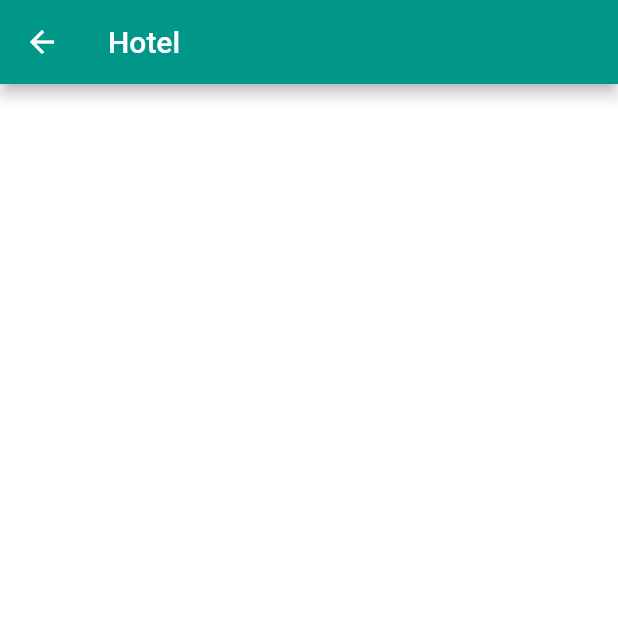
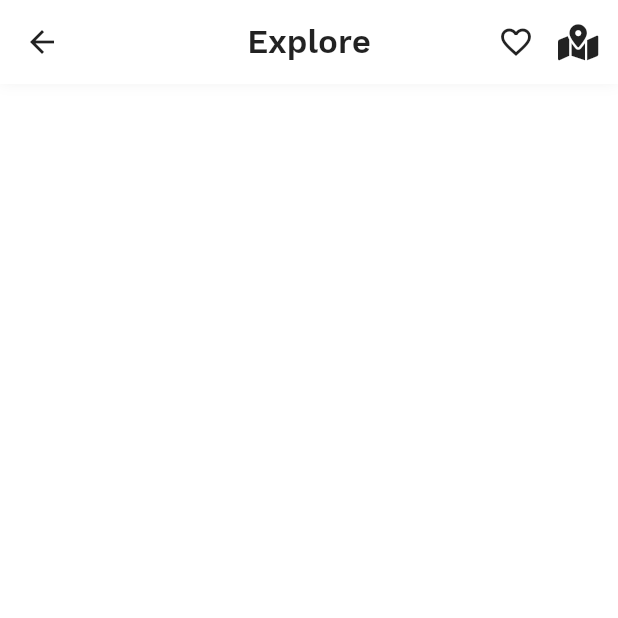
Before and after one commit to chima94/flutter-UI, a Flutter app: the HotelHomeScreen screen opened directly, on a phone screen of 412 x 824 dp, the top half of it. Run offline on Flutter 3.47's test engine with Material 2 defaults, Android fonts, the phone set to English and light mode, and no system bars; our stand-ins replace font_awesome_flutter.

Commit message:
design appbar of the hotel screen

```diff
--- /dev/null
+++ b/lib/hotel_booking/hotel_app_theme.dart
@@ -0,0 +1,55 @@
+
+import 'package:flutter/material.dart';
+import 'package:my_ui_designs/main.dart';
+
+class HotelAppTheme{
+
+  static TextTheme _buildTextTheme(TextTheme base){
+    const String fontName = 'WorkSans';
+    return base.copyWith(
+      headline1: base.headline1.copyWith(fontFamily: fontName),
+      headline2: base.headline2.copyWith(fontFamily: fontName),
+      headline3: base.headline3.copyWith(fontFamily: fontName),
+      headline4: base.headline4.copyWith(fontFamily: fontName),
+      headline5: base.headline5.copyWith(fontFamily: fontName),
+      headline6: base.headline6.copyWith(fontFamily: fontName),
+      button: base.button.copyWith(fontFamily: fontName),
+      caption: base.caption.copyWith(fontFamily: fontName),
+      bodyText1: base.bodyText1.copyWith(fontFamily: fontName),
+      bodyText2: base.bodyText2.copyWith(fontFamily: fontName),
+      subtitle1: base.subtitle1.copyWith(fontFamily: fontName),
+      subtitle2: base.subtitle2.copyWith(fontFamily: fontName),
+      overline: base.overline.copyWith(fontFamily: fontName)
+    );
+  }
+
+  static ThemeData buildLightTheme(){
+    final Color primaryColor = HexColor('#54D3C2');
+    final Color secondaryColor = HexColor('#54D3C2');
+    final ColorScheme colorScheme = ColorScheme.light().copyWith(
+      primary: primaryColor,
+      secondary: secondaryColor
+    );
+    final ThemeData base = ThemeData.light();
+    return base.copyWith(
+      colorScheme: colorScheme,
+      primaryColor: primaryColor,
+      buttonColor: primaryColor,
+      indicatorColor: Colors.white,
+      splashColor: Colors.white24,
+      splashFactory: InkRipple.splashFactory,
+      accentColor: secondaryColor,
+      canvasColor: Colors.white,
+      backgroundColor: Color(0xFFFFFFFF),
+      scaffoldBackgroundColor: Color(0xFFFFFFFF),
+      errorColor: Color(0xFFB00020),
+      buttonTheme: ButtonThemeData(
+        colorScheme: colorScheme,
+        textTheme: ButtonTextTheme.primary
+      ),
+      textTheme: _buildTextTheme(base.textTheme),
+      primaryTextTheme: _buildTextTheme(base.primaryTextTheme),
+      accentTextTheme: _buildTextTheme(base.accentTextTheme),
+    );
+  }
+}
--- a/lib/hotel_booking/hotel_screen.dart
+++ b/lib/hotel_booking/hotel_screen.dart
@@ -1,17 +1,145 @@
+import 'package:flutter/cupertino.dart';
 import 'package:flutter/material.dart';
+import 'package:font_awesome_flutter/font_awesome_flutter.dart';
+import 'package:my_ui_designs/hotel_booking/hotel_app_theme.dart';
+import 'package:my_ui_designs/hotel_booking/model/hotel_list_data.dart';
 
 class HotelHomeScreen extends StatefulWidget {
   @override
   _HotelHomeScreenState createState() => _HotelHomeScreenState();
 }
 
-class _HotelHomeScreenState extends State<HotelHomeScreen> {
+class _HotelHomeScreenState extends State<HotelHomeScreen>
+    with TickerProviderStateMixin {
+  AnimationController animationController;
+  List<HotelListData> hotelListData = HotelListData.hotelList;
+  final ScrollController _scrollController = ScrollController();
+
+  DateTime startDate = DateTime.now();
+  DateTime endTIme = DateTime.now().add(Duration(days: 5));
+
+  @override
+  void initState() {
+    animationController = AnimationController(
+        duration: Duration(milliseconds: 1000), vsync: this);
+    super.initState();
+  }
+
+  Future<bool> getData() async {
+    await Future<dynamic>.delayed(Duration(milliseconds: 200));
+    return true;
+  }
+
+  @override
+  void dispose() {
+    animationController.dispose();
+    super.dispose();
+  }
+
   @override
   Widget build(BuildContext context) {
-    return Scaffold(
-      backgroundColor: Colors.white,
-      appBar: AppBar(
-        title: Text('Hotel'),
+    return Theme(
+      data: HotelAppTheme.buildLightTheme(),
+      child: Container(
+        child: Scaffold(
+          body: Stack(
+            children: [
+              InkWell(
+                splashColor: Colors.transparent,
+                focusColor: Colors.transparent,
+                highlightColor: Colors.transparent,
+                hoverColor: Colors.transparent,
+                onTap: () {
+                  FocusScope.of(context).requestFocus(FocusNode());
+                },
+                child: Column(
+                  children: [
+                    getAppBarUI(),
+                  ],
+                ),
+              )
+            ],
+          ),
+        ),
+      ),
+    );
+  }
+
+  Widget getAppBarUI() {
+    return Container(
+      decoration: BoxDecoration(
+        color: HotelAppTheme.buildLightTheme().backgroundColor,
+        boxShadow: [
+          BoxShadow(
+              color: Colors.grey.withOpacity(0.2),
+              offset: Offset(0, -2),
+              blurRadius: 8.0)
+        ],
+      ),
+      child: Padding(
+        padding: EdgeInsets.only(
+            top: MediaQuery.of(context).padding.top, left: 8, right: 8),
+        child: Row(
+          children: [
+            Container(
+              alignment: Alignment.centerLeft,
+              width: AppBar().preferredSize.height + 40,
+              height: AppBar().preferredSize.height,
+              child: Material(
+                color: Colors.transparent,
+                child: InkWell(
+                  borderRadius: BorderRadius.all(Radius.circular(32.0)),
+                  onTap: () {
+                    Navigator.pop(context);
+                  },
+                  child: Padding(
+                    padding: EdgeInsets.all(8.0),
+                    child: Icon(Icons.arrow_back),
+                  ),
+                ),
+              ),
+            ),
+            Expanded(
+              child: Center(
+                child: Text(
+                  'Explore',
+                  style: TextStyle(fontWeight: FontWeight.w600, fontSize: 22),
+                ),
+              ),
+            ),
+            Container(
+              width: AppBar().preferredSize.height + 40,
+              height: AppBar().preferredSize.height,
+              child: Row(
+                crossAxisAlignment: CrossAxisAlignment.center,
+                mainAxisAlignment: MainAxisAlignment.end,
+                children: [
+                  Material(
+                    color: Colors.transparent,
+                    child: InkWell(
+                      borderRadius: BorderRadius.all(Radius.circular(32.0)),
+                      onTap: () {},
+                      child: Padding(
+                          padding: EdgeInsets.all(8.0),
+                          child: Icon(Icons.favorite_border)),
+                    ),
+                  ),
+                  Material(
+                    color: Colors.transparent,
+                    child: InkWell(
+                      borderRadius: BorderRadius.all(Radius.circular(32.0)),
+                      onTap: (){},
+                      child: Padding(
+                        padding: EdgeInsets.all(8.0),
+                        child: Icon(FontAwesomeIcons.mapMarkedAlt),
+                      ),
+                    ),
+                  )
+                ],
+              ),
+            )
+          ],
+        ),
       ),
     );
   }
--- /dev/null
+++ b/lib/hotel_booking/model/hotel_list_data.dart
@@ -0,0 +1,70 @@
+
+class HotelListData{
+
+  HotelListData({
+    this.imagePath = "",
+    this.titleTxt = "",
+    this.subTxt = "",
+    this.dist = 1.8,
+    this.reviews = 80,
+    this.rating = 4.5,
+    this.perNight = 180
+});
+
+  String imagePath;
+  String titleTxt;
+  String subTxt;
+  double rating;
+  double dist;
+  int reviews;
+  int perNight;
+
+  static List<HotelListData> hotelList = [
+    HotelListData(
+      imagePath: 'assets/hotel/hotel_1',
+      titleTxt: 'Sharaton Hotel',
+      subTxt: 'FCT Abuja',
+      dist: 4.0,
+      reviews: 74,
+      rating: 4.5,
+      perNight: 180
+    ),
+    HotelListData(
+      imagePath: 'assets/hotel/hotel_2',
+      titleTxt: 'Eko Hotel',
+      subTxt: 'Lekki Lagos state',
+      dist: 2.0,
+      reviews: 80,
+      rating: 4.4,
+      perNight: 200
+    ),
+
+    HotelListData(
+      imagePath: 'assets/hotel/hotel_3',
+      titleTxt: 'Nicon Luxury',
+      subTxt: 'FCT Abuja',
+      dist: 3.0,
+      reviews: 62,
+      rating: 4.0,
+      perNight: 160
+    ),
+
+    HotelListData(
+      imagePath: 'assets/hotel/hotel_4',
+      titleTxt: 'Nicon Luxury',
+      subTxt: 'FCT Abuja',
+      dist: 2.0,
+      reviews: 50,
+      perNight: 100
+    ),
+
+    HotelListData(
+      imagePath: 'assets/hotel/hotel_5',
+      titleTxt: 'DNA Barcelona Hotel',
+      subTxt: 'FCT Abuja',
+      dist: 3.0,
+      reviews: 80,
+      perNight: 250
+    )
+  ];
+}
```
Also changed, not shown: assets/hotel/hotel_1.jpg (added), assets/hotel/hotel_1.png (deleted), assets/hotel/hotel_2.jpg (added), assets/hotel/hotel_2.png (deleted), assets/hotel/hotel_3.jpg (added), assets/hotel/hotel_3.png (deleted), assets/hotel/hotel_4.jpg (added), assets/hotel/hotel_4.png (deleted), assets/hotel/hotel_5.jpg (added), assets/hotel/hotel_5.png (deleted).
